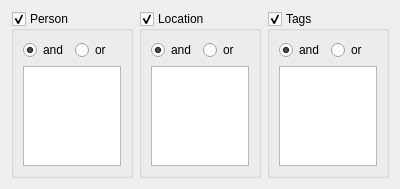
Qt form cfilterpanel.ui (birkeh/pictureLibrary) before a commit.
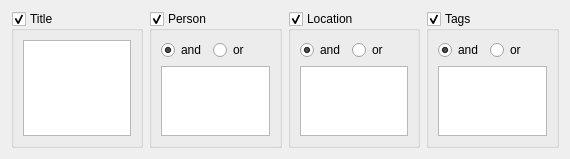
The same form after that commit.

Commit message: title filter

What changed in the file:
```diff
--- a/cfilterpanel.ui
+++ b/cfilterpanel.ui
@@ -6,16 +6,50 @@
    <rect>
     <x>0</x>
     <y>0</y>
-    <width>400</width>
-    <height>189</height>
+    <width>570</width>
+    <height>152</height>
    </rect>
   </property>
   <property name="windowTitle">
    <string>Form</string>
   </property>
   <layout class="QGridLayout" name="gridLayout">
-   <item row="0" column="0">
+   <item row="0" column="1">
     <layout class="QHBoxLayout" name="horizontalLayout">
+     <item>
+      <widget class="QGroupBox" name="m_lpTitleFilter">
+       <property name="title">
+        <string>Title</string>
+       </property>
+       <property name="checkable">
+        <bool>true</bool>
+       </property>
+       <layout class="QGridLayout" name="gridLayout_5">
+        <item row="1" column="0">
+         <widget class="QTreeView" name="m_lpTitleList">
+          <property name="maximumSize">
+           <size>
+            <width>16777215</width>
+            <height>100</height>
+           </size>
+          </property>
+          <property name="editTriggers">
+           <set>QAbstractItemView::NoEditTriggers</set>
+          </property>
+          <property name="alternatingRowColors">
+           <bool>true</bool>
+          </property>
+          <property name="rootIsDecorated">
+           <bool>false</bool>
+          </property>
+          <attribute name="headerVisible">
+           <bool>false</bool>
+          </attribute>
+         </widget>
+        </item>
+       </layout>
+      </widget>
+     </item>
      <item>
       <widget class="QGroupBox" name="m_lpPersonFilter">
        <property name="title">
@@ -25,23 +59,7 @@
         <bool>true</bool>
        </property>
        <layout class="QGridLayout" name="gridLayout_2">
-        <item row="2" column="0">
-         <widget class="QTreeView" name="m_lpPersonList">
-          <property name="editTriggers">
-           <set>QAbstractItemView::NoEditTriggers</set>
-          </property>
-          <property name="alternatingRowColors">
-           <bool>true</bool>
-          </property>
-          <property name="rootIsDecorated">
-           <bool>false</bool>
-          </property>
-          <attribute name="headerVisible">
-           <bool>false</bool>
-          </attribute>
-         </widget>
-        </item>
-        <item row="0" column="0">
+        <item row="0" column="1">
          <layout class="QHBoxLayout" name="horizontalLayout_2">
           <item>
            <widget class="QRadioButton" name="m_lpPersonAnd">
@@ -75,6 +93,28 @@
           </item>
          </layout>
         </item>
+        <item row="2" column="1">
+         <widget class="QTreeView" name="m_lpPersonList">
+          <property name="maximumSize">
+           <size>
+            <width>16777215</width>
+            <height>100</height>
+           </size>
+          </property>
+          <property name="editTriggers">
+           <set>QAbstractItemView::NoEditTriggers</set>
+          </property>
+          <property name="alternatingRowColors">
+           <bool>true</bool>
+          </property>
+          <property name="rootIsDecorated">
+           <bool>false</bool>
+          </property>
+          <attribute name="headerVisible">
+           <bool>false</bool>
+          </attribute>
+         </widget>
+        </item>
        </layout>
       </widget>
      </item>
@@ -89,6 +129,12 @@
        <layout class="QGridLayout" name="gridLayout_3">
         <item row="1" column="0">
          <widget class="QTreeView" name="m_lpLocationList">
+          <property name="maximumSize">
+           <size>
+            <width>16777215</width>
+            <height>100</height>
+           </size>
+          </property>
           <property name="editTriggers">
            <set>QAbstractItemView::NoEditTriggers</set>
           </property>
@@ -151,6 +197,12 @@
        <layout class="QGridLayout" name="gridLayout_4">
         <item row="1" column="0">
          <widget class="QTreeView" name="m_lpTagList">
+          <property name="maximumSize">
+           <size>
+            <width>16777215</width>
+            <height>100</height>
+           </size>
+          </property>
           <property name="editTriggers">
            <set>QAbstractItemView::NoEditTriggers</set>
           </property>
```
The commit also changes 7 other files.
